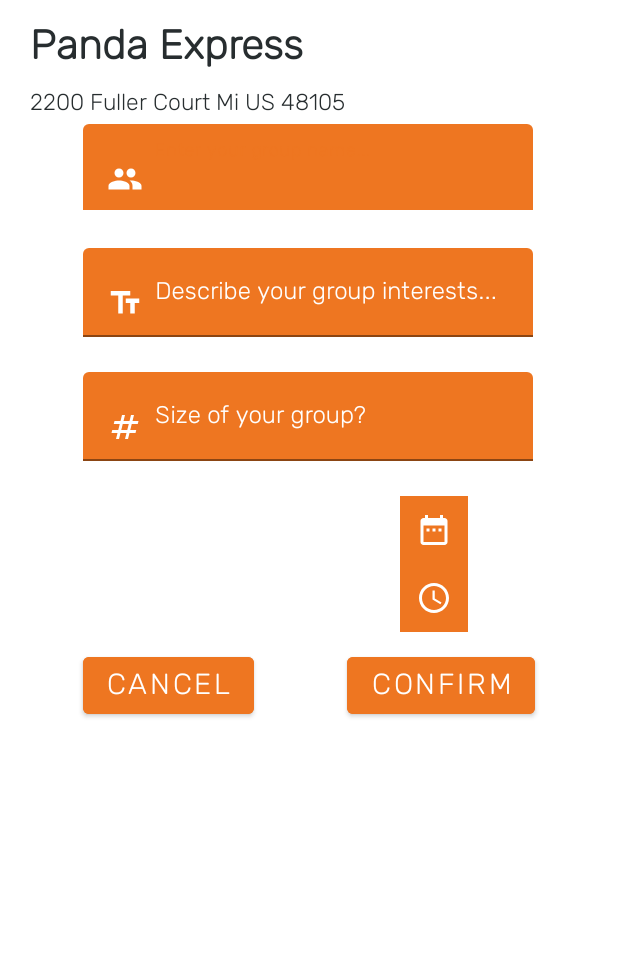
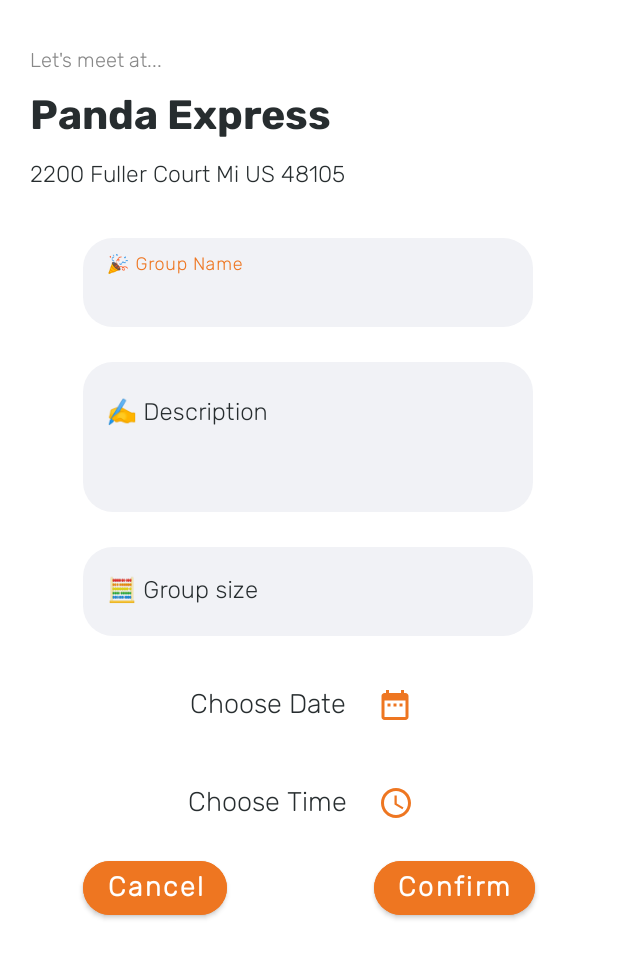
Before and after one commit to ForFoodies/Foodies, an Android app: the layout fragment_dialogue.xml on its own in the app's theme, with its tools: preview values and no code run, on a phone screen of 412 x 824 dp. Shown: the top 958 px of the screen. Run offline under Robolectric (Android 15) with nearby library versions, the phone set to English and light mode, and no system bars.

Commit message:
group formation styling

```diff
--- a/app/src/main/java/com/codepath/peterhe/foodies/fragments/DialogueFragment.kt
+++ b/app/src/main/java/com/codepath/peterhe/foodies/fragments/DialogueFragment.kt
@@ -53,7 +53,7 @@
         super.onViewCreated(view, savedInstanceState)
         //requireActivity().setTitle("Create a new Group")
         requireActivity().actionBar?.title = "Create a new Group"
-        view.setBackgroundColor(getResources().getColor(R.color.primary))
+        view.setBackgroundColor(getResources().getColor(R.color.white))
         val bundle = this.arguments
         if(bundle != null){
             restaurant = bundle.getParcelable<YelpRestaurant>("RestaurantDialog")!!
@@ -234,42 +234,42 @@
 
     private fun getMonthFormat(i1: Int): String {
         if (i1 == 1) {
-            return "JAN"
+            return "Jan"
         }
         if (i1 == 2) {
-            return "FEB"
+            return "Feb"
         }
         if (i1 == 3) {
-            return "MAR"
+            return "Mar"
         }
         if (i1 == 4) {
-            return "APR"
+            return "Apr"
         }
         if (i1 == 5) {
-            return "MAY"
+            return "May"
         }
         if (i1 == 6) {
-            return "JUN"
+            return "Jun"
         }
         if (i1 == 7) {
-            return "JUL"
+            return "Jul"
         }
         if (i1 == 8) {
-            return "AUG"
+            return "Aug"
         }
         if (i1 == 9) {
-            return "SEP"
+            return "Sep"
         }
         if (i1 == 10) {
-            return "OCT"
+            return "Oct"
         }
         if (i1 == 11) {
-            return "NOV"
+            return "Nov"
         }
         if (i1 == 12) {
-            return "DEC"
+            return "Dec"
         }
-        return "JAN"
+        return "Jan"
     }
 
     private fun openDatePicker(view: View) {
--- a/app/src/main/res/layout/fragment_dialogue.xml
+++ b/app/src/main/res/layout/fragment_dialogue.xml
@@ -6,6 +6,17 @@
     android:layout_height="match_parent"
     tools:context=".fragments.DialogueFragment">
 
+    <TextView
+        android:id="@+id/header"
+        android:layout_width="wrap_content"
+        android:layout_height="wrap_content"
+        android:layout_marginStart="20dp"
+        android:layout_marginTop="30dp"
+        android:text="Let's meet at..."
+        android:textColor="@color/mid_gray_1"
+        android:textSize="13sp"
+        app:layout_constraintStart_toStartOf="parent"
+        app:layout_constraintTop_toTopOf="parent"/>
 
     <TextView
         android:id="@+id/tvDialogRestaurantName"
@@ -13,20 +24,23 @@
         android:layout_height="wrap_content"
         android:layout_marginStart="20dp"
         android:text="Panda Express"
-        android:layout_marginTop="10dp"
+        android:fontFamily="@font/rubik_bold"
+        android:layout_marginTop="5dp"
         android:textSize="27sp"
         android:textStyle="bold"
         app:layout_constraintStart_toStartOf="parent"
-        app:layout_constraintTop_toTopOf="parent" />
+        app:layout_constraintTop_toBottomOf="@+id/header" />
 
     <TextView
         android:id="@+id/tvDialogAddress"
         android:layout_width="wrap_content"
         android:layout_height="wrap_content"
+
         android:text="2200 Fuller Court Mi US 48105"
         android:textSize="15sp"
         android:layout_marginStart="20dp"
-        android:layout_marginTop="4dp"
+        android:layout_marginTop="5dp"
+
         app:layout_constraintStart_toStartOf="parent"
         app:layout_constraintTop_toBottomOf="@+id/tvDialogRestaurantName" />
 
@@ -34,36 +48,40 @@
         android:id="@+id/text_input_layout_groupName_Dialog"
         android:layout_width="wrap_content"
         android:layout_height="wrap_content"
-        android:textColorHint="@color/white"
-        app:boxBackgroundColor="@color/primary"
-        app:boxStrokeColor="@color/white"
-        app:counterTextColor="@color/white"
-        android:layout_marginTop="2dp"
+        android:layout_marginTop="30dp"
+
+        android:textColorHint="@color/app_black"
+        app:boxBackgroundColor="@color/light_gray_1"
+        app:boxCornerRadiusBottomEnd="20dp"
+        app:boxCornerRadiusBottomStart="20dp"
+        app:boxCornerRadiusTopEnd="20dp"
+        app:boxCornerRadiusTopStart="20dp"
+
+        app:boxStrokeWidth="0dp"
+        app:boxStrokeWidthFocused="0dp"
+        app:counterTextColor="@color/app_black"
         app:errorEnabled="true"
-        app:helperTextTextColor="@color/white"
+        app:errorTextColor="@color/red"
+        app:errorIconTint="@color/red"
+        app:helperTextTextColor="@color/app_black"
         app:hintTextColor="@color/primary"
+
         app:layout_constraintEnd_toEndOf="parent"
         app:layout_constraintHorizontal_bias="0.496"
         app:layout_constraintStart_toStartOf="parent"
-        app:layout_constraintTop_toBottomOf="@+id/tvDialogAddress"
-        app:placeholderTextColor="@color/white"
-        app:prefixTextColor="@color/white"
-        app:suffixTextColor="@color/white">
+        app:layout_constraintTop_toBottomOf="@+id/tvDialogAddress">
 
         <EditText
             android:id="@+id/et_groupname_dialog"
             android:layout_width="300dp"
             android:layout_height="wrap_content"
-            android:drawableStart="@drawable/ic_baseline_group_24"
             android:ems="10"
-            android:drawablePadding="4dp"
-            android:hint=" Enter your group name..."
+            android:hint="🎉 Group Name"
             android:inputType="textPersonName"
-            android:outlineAmbientShadowColor="@color/white"
-            android:outlineSpotShadowColor="@color/white"
-            android:shadowColor="@color/white"
-            android:textColor="@color/white"
-            android:textColorHint="@color/white"
+
+            android:textColor="@color/app_black"
+            android:textColorHint="@color/app_black"
+
             app:layout_constraintEnd_toEndOf="parent"
             app:layout_constraintHorizontal_bias="0.496"
             app:layout_constraintStart_toStartOf="parent"
@@ -75,36 +93,40 @@
         android:id="@+id/text_input_layout_interest_Dialog"
         android:layout_width="wrap_content"
         android:layout_height="wrap_content"
-        android:textColorHint="@color/white"
-        app:boxBackgroundColor="@color/primary"
-        app:boxStrokeColor="@color/white"
-        app:counterTextColor="@color/white"
+        android:textColorHint="@color/app_black"
+        app:boxBackgroundColor="@color/light_gray_1"
+        app:boxCornerRadiusBottomEnd="20dp"
+        app:boxCornerRadiusBottomStart="20dp"
+        app:boxCornerRadiusTopEnd="20dp"
+        app:boxCornerRadiusTopStart="20dp"
 
+        app:boxStrokeWidth="0dp"
+        app:boxStrokeWidthFocused="0dp"
+        app:counterTextColor="@color/app_black"
         app:errorEnabled="true"
-        app:helperTextTextColor="@color/white"
+        app:errorTextColor="@color/red"
+        app:errorIconTint="@color/red"
+        app:helperTextTextColor="@color/app_black"
         app:hintTextColor="@color/primary"
         app:layout_constraintEnd_toEndOf="parent"
         app:layout_constraintHorizontal_bias="0.496"
         app:layout_constraintStart_toStartOf="parent"
-        app:layout_constraintTop_toBottomOf="@+id/text_input_layout_groupName_Dialog"
-        app:placeholderTextColor="@color/white"
-        app:prefixTextColor="@color/white"
-        app:suffixTextColor="@color/white">
+        app:layout_constraintTop_toBottomOf="@+id/text_input_layout_groupName_Dialog">
 
         <EditText
             android:id="@+id/et_interests_dialog"
             android:layout_width="300dp"
-            android:layout_height="wrap_content"
-            android:drawableStart="@drawable/ic_baseline_text_fields_24"
+            android:layout_height="100dp"
+            android:gravity="start"
+
             android:ems="10"
-            android:drawablePadding="4dp"
-            android:hint=" Describe your group interests..."
-            android:inputType="text"
-            android:outlineAmbientShadowColor="@color/white"
-            android:outlineSpotShadowColor="@color/white"
-            android:shadowColor="@color/white"
-            android:textColor="@color/white"
-            android:textColorHint="@color/white"
+            android:hint="✍️ Description"
+            android:inputType="textMultiLine"
+            android:minLines="2"
+
+            android:textColor="@color/app_black"
+            android:textColorHint="@color/app_black"
+
             app:layout_constraintEnd_toEndOf="parent"
             app:layout_constraintHorizontal_bias="0.496"
             app:layout_constraintStart_toStartOf="parent"
@@ -116,36 +138,38 @@
         android:id="@+id/text_input_layout_number_Dialog"
         android:layout_width="wrap_content"
         android:layout_height="wrap_content"
-        android:textColorHint="@color/white"
-        app:boxBackgroundColor="@color/primary"
-        app:boxStrokeColor="@color/white"
-        app:counterTextColor="@color/white"
+        android:textColorHint="@color/app_black"
+        app:boxBackgroundColor="@color/light_gray_1"
+        app:boxCornerRadiusBottomEnd="20dp"
+        app:boxCornerRadiusBottomStart="20dp"
+        app:boxCornerRadiusTopEnd="20dp"
+        app:boxCornerRadiusTopStart="20dp"
 
+        app:boxStrokeWidth="0dp"
+        app:boxStrokeWidthFocused="0dp"
+        app:counterTextColor="@color/app_black"
         app:errorEnabled="true"
-        app:helperTextTextColor="@color/white"
+        app:errorTextColor="@color/red"
+        app:errorIconTint="@color/red"
+        app:helperTextTextColor="@color/app_black"
         app:hintTextColor="@color/primary"
         app:layout_constraintEnd_toEndOf="parent"
         app:layout_constraintHorizontal_bias="0.496"
         app:layout_constraintStart_toStartOf="parent"
-        app:layout_constraintTop_toBottomOf="@+id/text_input_layout_interest_Dialog"
-        app:placeholderTextColor="@color/white"
-        app:prefixTextColor="@color/white"
-        app:suffixTextColor="@color/white">
+        app:layout_constraintTop_toBottomOf="@+id/text_input_layout_interest_Dialog">
 
         <EditText
             android:id="@+id/et_number_dialog"
             android:layout_width="300dp"
             android:layout_height="wrap_content"
-            android:drawableStart="@drawable/ic_baseline_numbers_24"
+
             android:ems="10"
-            android:drawablePadding="4dp"
-            android:hint=" Size of your group?"
+            android:hint="🧮 Group size"
             android:inputType="number"
-            android:outlineAmbientShadowColor="@color/white"
-            android:outlineSpotShadowColor="@color/white"
-            android:shadowColor="@color/white"
-            android:textColor="@color/white"
-            android:textColorHint="@color/white"
+
+            android:textColor="@color/app_black"
+            android:textColorHint="@color/app_black"
+
             app:layout_constraintEnd_toEndOf="parent"
             app:layout_constraintHorizontal_bias="0.496"
             app:layout_constraintStart_toStartOf="parent"
@@ -154,80 +178,97 @@
     </com.google.android.material.textfield.TextInputLayout>
 
 
+    <LinearLayout
+        android:id="@+id/choose_date"
+        android:layout_width="wrap_content"
+        android:layout_height="wrap_content"
+        android:orientation="horizontal"
+        android:gravity="center"
+        app:layout_constraintStart_toStartOf="parent"
+        app:layout_constraintEnd_toEndOf="parent"
+        app:layout_constraintTop_toBottomOf="@id/text_input_layout_number_Dialog" >
+
         <TextView
             android:id="@+id/tvChooseDate"
             android:layout_width="wrap_content"
             android:layout_height="wrap_content"
             android:text="Choose Date"
-            android:textSize="24sp"
-            android:layout_marginTop="1dp"
+            android:textSize="18sp"/>
 
-            android:textColor="@color/white"
-            app:layout_constraintTop_toBottomOf="@id/text_input_layout_number_Dialog"
-            app:layout_constraintStart_toStartOf="parent"
-            android:layout_marginStart="90dp"/>
+        <ImageButton
+            android:id="@+id/btn_chooseDate"
+            android:layout_width="45dp"
+            android:layout_height="45dp"
+            android:layout_marginStart="10dp"
+            android:background="@color/white"
+            android:src="@drawable/date_selector"
+            android:tint="@color/primary"/>
 
-    <ImageButton
-        android:id="@+id/btn_chooseDate"
-        android:layout_width="45dp"
-        android:layout_height="45dp"
-        android:layout_marginStart="14dp"
-        android:background="@drawable/btn_background_selector"
-        android:src="@drawable/date_selector"
+    </LinearLayout>
+
+    <LinearLayout
+        android:id="@+id/choose_time"
+        android:layout_width="wrap_content"
+        android:layout_height="wrap_content"
+        android:layout_marginTop="20dp"
+        android:orientation="horizontal"
+        android:gravity="center"
+        app:layout_constraintStart_toStartOf="parent"
         app:layout_constraintEnd_toEndOf="parent"
-        android:layout_marginEnd="100dp"
-        app:layout_constraintTop_toBottomOf="@id/text_input_layout_number_Dialog" />
+        app:layout_constraintTop_toBottomOf="@id/choose_date">
 
+        <TextView
+            android:id="@+id/tvChooseTime"
+            android:layout_width="wrap_content"
+            android:layout_height="wrap_content"
+            android:text="Choose Time"
+            android:textColor="@color/app_black"
+            android:textSize="18sp"/>
 
+        <ImageButton
+            android:id="@+id/btn_chooseTime"
+            android:layout_width="45dp"
+            android:layout_height="45dp"
+            android:layout_marginStart="10dp"
+            android:background="@color/white"
+            android:src="@drawable/time_selector"
+            app:tint="@color/primary" />
 
-    <Button
+    </LinearLayout>
+
+    <com.google.android.material.button.MaterialButton
         android:id="@+id/btn_cancel_dialog"
         android:layout_width="wrap_content"
         android:layout_height="wrap_content"
-        android:textSize="19sp"
+        android:textSize="18sp"
         android:text="Cancel"
+        android:textAllCaps="false"
+        android:textStyle="bold"
+        app:cornerRadius="20dp"
         android:textColor="@drawable/color_white_orange"
         android:backgroundTint="@drawable/color_orange_white"
+
         android:layout_marginTop="10dp"
         android:layout_marginStart="55dp"
         app:layout_constraintStart_toStartOf="parent"
-        app:layout_constraintTop_toBottomOf="@+id/tvChooseTime" />
+        app:layout_constraintTop_toBottomOf="@+id/choose_time" />
 
-    <Button
+    <com.google.android.material.button.MaterialButton
         android:id="@+id/btn_confirm_dialog"
         android:layout_width="wrap_content"
         android:layout_height="wrap_content"
         android:layout_marginTop="10dp"
         android:layout_marginEnd="55dp"
         android:text="Confirm"
-        android:textSize="19sp"
+        android:textStyle="bold"
+        android:textSize="18sp"
+        android:textAllCaps="false"
+        app:cornerRadius="20dp"
         android:textColor="@drawable/color_white_orange"
         android:backgroundTint="@drawable/color_orange_white"
         app:layout_constraintEnd_toEndOf="parent"
-        app:layout_constraintTop_toBottomOf="@+id/tvChooseTime" />
+        app:layout_constraintTop_toBottomOf="@+id/choose_time" />
 
-    <TextView
-        android:id="@+id/tvChooseTime"
-        android:layout_width="wrap_content"
-        android:layout_height="wrap_content"
-        android:text="Choose Time"
-        android:textColor="@color/white"
-        android:textSize="24sp"
-        android:layout_marginStart="90dp"
-        android:layout_marginTop="15dp"
-        app:layout_constraintStart_toStartOf="parent"
-        app:layout_constraintTop_toBottomOf="@+id/tvChooseDate" />
-
-    <ImageButton
-        android:id="@+id/btn_chooseTime"
-        android:layout_width="45dp"
-        android:layout_height="45dp"
-        android:layout_marginStart="10dp"
-        android:background="@color/primary"
-        android:src="@drawable/time_selector"
-        android:layout_marginEnd="100dp"
-        app:layout_constraintEnd_toEndOf="parent"
-        app:layout_constraintTop_toBottomOf="@+id/btn_chooseDate" />
 
 
 </androidx.constraintlayout.widget.ConstraintLayout>
```
